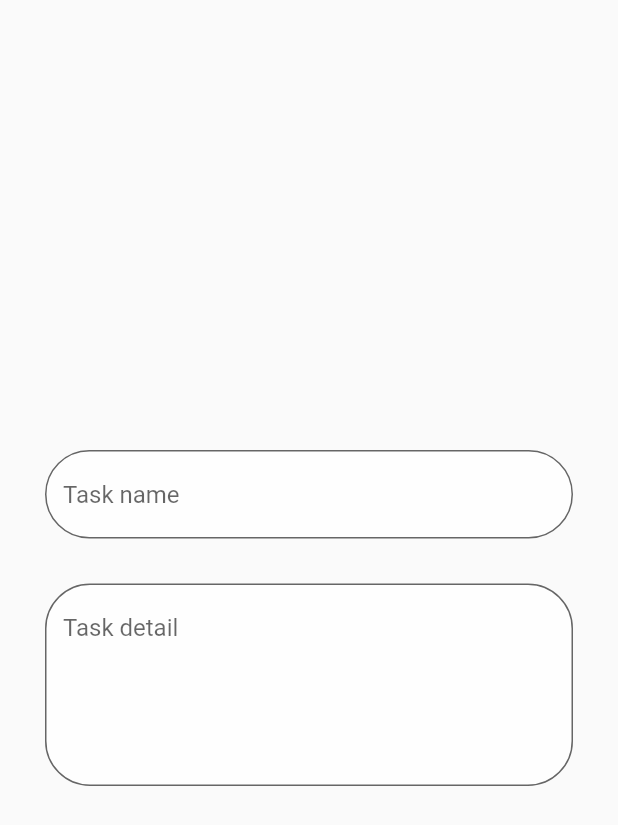
After one commit to NafimAhmed/Task_manager_fontEnd_Flutter_and_BackEnd_GoLang, a Flutter app: the AddTaskPage screen opened directly, on a phone screen of 412 x 824 dp. The commit adds this screen. Shown: the top 825 px of the screen. Run offline on Flutter 3.47's test engine with Material 2 defaults, Android fonts, the light colour scheme and no system bars; network calls fail.

Commit message:
Add task

```diff
--- /dev/null
+++ b/lib/add_task_page.dart
@@ -0,0 +1,83 @@
+
+
+import 'package:flutter/cupertino.dart';
+import 'package:flutter/material.dart';
+import 'package:task_manager2/all_task.dart';
+
+class AddTaskPage extends StatelessWidget {
+  //const AddTaskPage({Key? key}) : super(key: key);
+
+
+  TextEditingController nameController=TextEditingController();
+  TextEditingController detailController=TextEditingController();
+
+
+  @override
+  Widget build(BuildContext context) {
+    return Scaffold(
+      body: Container(
+        child: Column(
+          mainAxisAlignment: MainAxisAlignment.center,
+          crossAxisAlignment: CrossAxisAlignment.center,
+          children: [
+
+
+            Padding(
+              padding: EdgeInsets.fromLTRB(30, 15, 30, 15),
+              child:TextField(
+                maxLines: 1,
+                controller: nameController,
+                decoration: InputDecoration(
+                    border: OutlineInputBorder(
+                        borderRadius: BorderRadius.circular(30)
+                    ),
+                    filled: true,
+                    fillColor: Colors.white70,
+                    hintText: "Task name",
+                    focusedBorder: OutlineInputBorder(
+                        borderRadius: BorderRadius.circular(10),
+                        borderSide: BorderSide(
+                            color: Colors.white,
+                            width: 1.0
+                        )
+                    )
+                ),
+              ),),
+
+
+
+
+            Padding(
+              padding: EdgeInsets.fromLTRB(30, 15, 30, 15),
+              child:TextField(
+                maxLines: 5,
+                controller: detailController,
+                decoration: InputDecoration(
+                    border: OutlineInputBorder(
+                        borderRadius: BorderRadius.circular(30)
+                    ),
+                    filled: true,
+                    fillColor: Colors.white70,
+                    hintText: "Task detail",
+                    focusedBorder: OutlineInputBorder(
+                        borderRadius: BorderRadius.circular(10),
+                        borderSide: BorderSide(
+                            color: Colors.white,
+                            width: 1.0
+                        )
+                    )
+                ),
+              ),
+            ),
+
+
+
+
+
+
+          ],
+        ),
+      ),
+    );
+  }
+}
--- a/lib/all_task.dart
+++ b/lib/all_task.dart
@@ -4,8 +4,11 @@ import 'dart:convert';
 import 'package:flutter/cupertino.dart';
 import 'package:flutter/material.dart';
 import 'package:http/http.dart' as http;
+import 'package:task_manager2/add_task_page.dart';
 
 class AllTask extends StatefulWidget {
+
+
   const AllTask({Key? key}) : super(key: key);
 
 
@@ -80,6 +83,34 @@ class _AllTaskState extends State<AllTask> {
 
           );
         }),
+
+        floatingActionButtonLocation: FloatingActionButtonLocation.endDocked,
+        floatingActionButton: Container(
+          margin: EdgeInsets.fromLTRB(0, 0, 0, 21),
+          child: FloatingActionButton.extended(
+
+            onPressed: (){
+
+              Navigator.push(
+                  context,
+                  MaterialPageRoute(
+                      builder: (context) =>
+                          AddTaskPage()));
+
+            },
+            label: Text("Add Task"),
+            hoverElevation: 100,
+            icon: Icon(Icons.edit),
+            splashColor: Colors.purple,
+
+            backgroundColor: Colors.pink.shade500,
+          ),
+        ),
+
+
+
+
+
       ),
     ):Scaffold(
         body: Center(
--- a/lib/main.dart
+++ b/lib/main.dart
@@ -1,5 +1,6 @@
 import 'package:flutter/material.dart';
 import 'package:task_manager2/all_task.dart';
+import 'package:task_manager2/add_task_page.dart';
 
 void main() {
   runApp(const MyApp());
```
Also changed, not shown: lib/home_page.dart (deleted).
